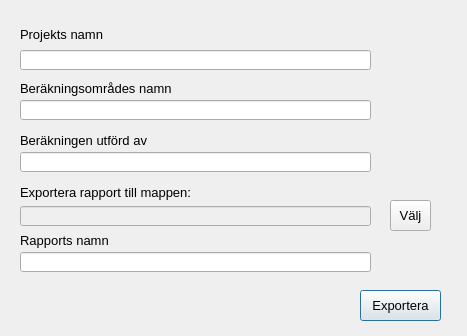
First picture: the form in ui/export.ui, repository co-city/QGYF, before the edit.
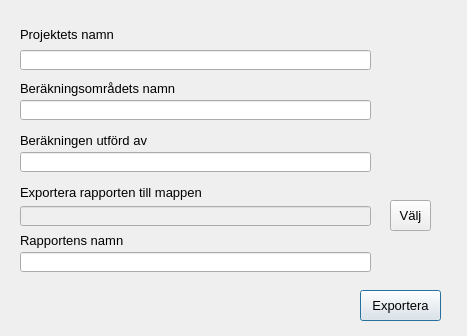
Second picture: the form after the edit. Icons and pictures are not drawn.

Patch:
```diff
--- a/ui/export.ui
+++ b/ui/export.ui
@@ -46,7 +46,7 @@
     </rect>
    </property>
    <property name="text">
-    <string>Exportera rapport till mappen:</string>
+    <string>Exportera rapporten till mappen:</string>
    </property>
   </widget>
   <widget class="QLabel" name="label_2">
@@ -59,7 +59,7 @@
     </rect>
    </property>
    <property name="text">
-    <string>Beräkningsområdes namn</string>
+    <string>Beräkningsområdets namn</string>
    </property>
   </widget>
   <widget class="QLabel" name="label_3">
@@ -130,7 +130,7 @@
     </rect>
    </property>
    <property name="text">
-    <string>Projekts namn</string>
+    <string>Projektets namn</string>
    </property>
   </widget>
   <widget class="QLineEdit" name="areaName">
@@ -182,7 +182,7 @@
     </rect>
    </property>
    <property name="text">
-    <string>Rapports namn</string>
+    <string>Rapportens namn</string>
    </property>
   </widget>
  </widget>
```
